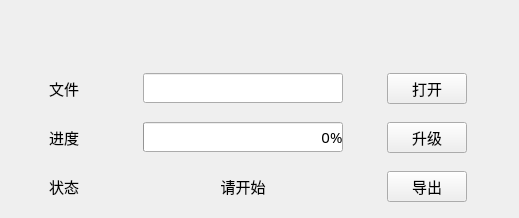
ChinaClever/CleverTool, file M-NetUpgradeTool/tftp/tftpwidget.ui: the form before one commit.
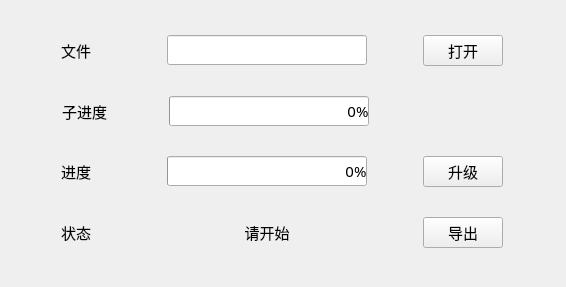
The form after the commit.

```diff
--- a/M-NetUpgradeTool/tftp/tftpwidget.ui
+++ b/M-NetUpgradeTool/tftp/tftpwidget.ui
@@ -6,8 +6,8 @@
    <rect>
     <x>0</x>
     <y>0</y>
-    <width>519</width>
-    <height>218</height>
+    <width>566</width>
+    <height>287</height>
    </rect>
   </property>
   <property name="font">
@@ -20,21 +20,6 @@
    <string>Form</string>
   </property>
   <layout class="QVBoxLayout" name="verticalLayout">
-   <property name="spacing">
-    <number>5</number>
-   </property>
-   <property name="leftMargin">
-    <number>10</number>
-   </property>
-   <property name="topMargin">
-    <number>60</number>
-   </property>
-   <property name="rightMargin">
-    <number>10</number>
-   </property>
-   <property name="bottomMargin">
-    <number>0</number>
-   </property>
    <item>
     <layout class="QHBoxLayout" name="horizontalLayout">
      <item>
@@ -113,6 +98,84 @@
    </item>
    <item>
     <layout class="QHBoxLayout" name="horizontalLayout_2">
+     <property name="rightMargin">
+      <number>135</number>
+     </property>
+     <item>
+      <widget class="QLabel" name="label_4">
+       <property name="sizePolicy">
+        <sizepolicy hsizetype="Fixed" vsizetype="Fixed">
+         <horstretch>0</horstretch>
+         <verstretch>0</verstretch>
+        </sizepolicy>
+       </property>
+       <property name="minimumSize">
+        <size>
+         <width>50</width>
+         <height>20</height>
+        </size>
+       </property>
+       <property name="maximumSize">
+        <size>
+         <width>50</width>
+         <height>20</height>
+        </size>
+       </property>
+       <property name="text">
+        <string>子进度</string>
+       </property>
+      </widget>
+     </item>
+     <item>
+      <widget class="QProgressBar" name="progressBar_2">
+       <property name="sizePolicy">
+        <sizepolicy hsizetype="Fixed" vsizetype="Fixed">
+         <horstretch>0</horstretch>
+         <verstretch>0</verstretch>
+        </sizepolicy>
+       </property>
+       <property name="minimumSize">
+        <size>
+         <width>200</width>
+         <height>0</height>
+        </size>
+       </property>
+       <property name="maximumSize">
+        <size>
+         <width>200</width>
+         <height>16777215</height>
+        </size>
+       </property>
+       <property name="sizeIncrement">
+        <size>
+         <width>200</width>
+         <height>0</height>
+        </size>
+       </property>
+       <property name="font">
+        <font>
+         <family>微软雅黑</family>
+         <pointsize>11</pointsize>
+        </font>
+       </property>
+       <property name="layoutDirection">
+        <enum>Qt::LeftToRight</enum>
+       </property>
+       <property name="styleSheet">
+        <string notr="true">  text-align:right;</string>
+       </property>
+       <property name="value">
+        <number>0</number>
+       </property>
+       <property name="orientation">
+        <enum>Qt::Horizontal</enum>
+       </property>
+      </widget>
+     </item>
+    </layout>
+   </item>
+   <item>
+    <layout class="QHBoxLayout" name="horizontalLayout_4">
      <item>
       <widget class="QLabel" name="label_2">
        <property name="sizePolicy">
@@ -164,6 +227,12 @@
          <height>0</height>
         </size>
        </property>
+       <property name="font">
+        <font>
+         <family>微软雅黑</family>
+         <pointsize>11</pointsize>
+        </font>
+       </property>
        <property name="layoutDirection">
         <enum>Qt::LeftToRight</enum>
        </property>
```
